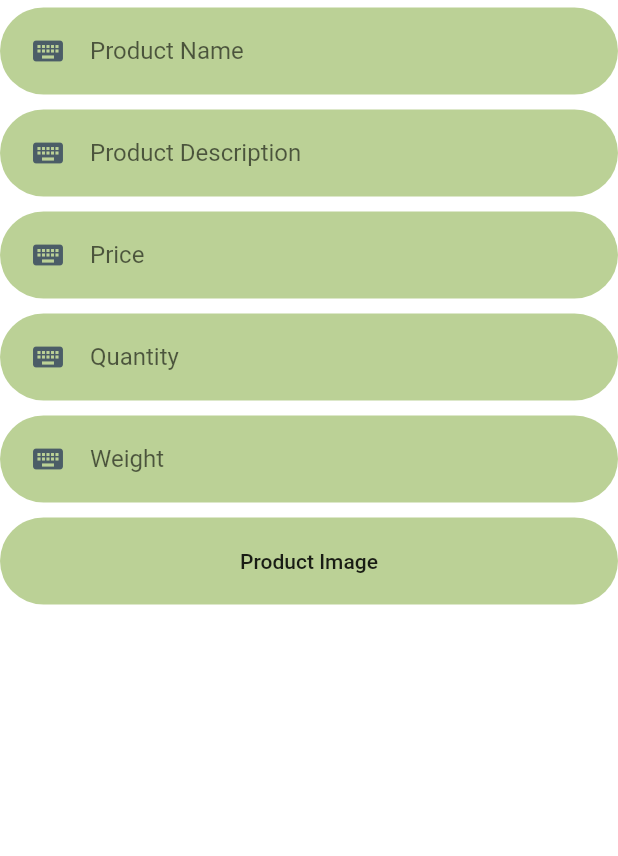
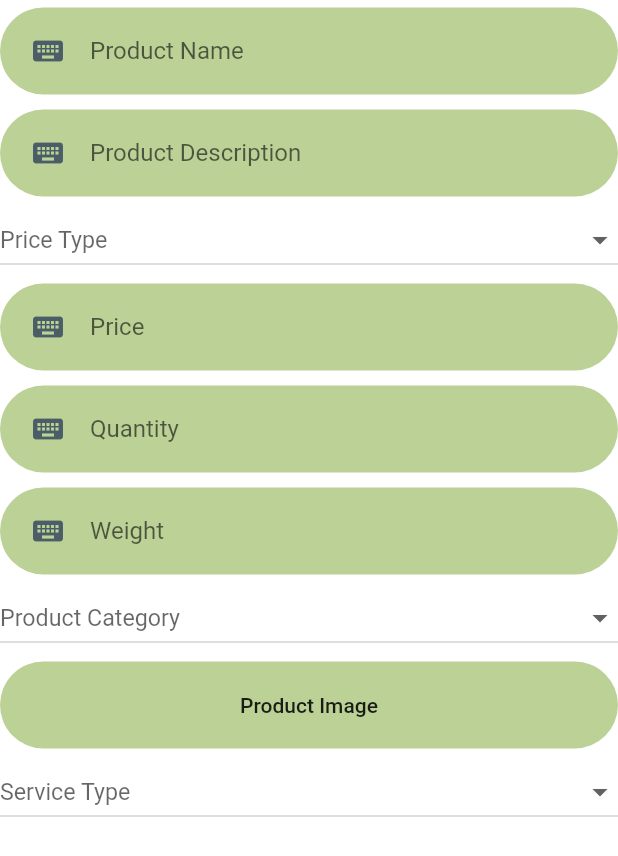
Before and after one commit to ammadUmarDev/ugao.pk, a Flutter app: the AddProduct screen opened directly, on a phone screen of 412 x 824 dp. Shown: the top 856 px of the screen. Run offline on Flutter 3.47's test engine with Material 2 defaults, Android fonts, the phone set to English and light mode, and no system bars; our stand-ins replace cloud_firestore, firebase_auth, firebase_storage, flutter_svg, image_picker; missing offline and left inert: grouped_buttons; accounts and stored records are empty.

Commit message:
Add Dropdowns to Add a Product Page

```diff
--- a/lib/screens/product/add_product.dart
+++ b/lib/screens/product/add_product.dart
@@ -19,6 +19,7 @@
   );
   RoundedInputField productDescription = RoundedInputField(
     //keyboardType: TextInputType.multiline,
+    //TODO: add support for multiline text input
     hintText: "Product Description",
     icon: Icons.keyboard,
   );
@@ -38,6 +39,12 @@
     hintText: "Weight",
     icon: Icons.keyboard, //TODO: find appropriate icon
   );
+  List<String>pTypes=["Per Unit Price","Bulk Price"]; //TODO: fetch from firebase
+  String priceType;
+  List<String> pCategories=["Fertilizer"]; //TODO: fetch from firebase
+  String productCategory;
+  List<String> sTypes=["Pickup","Delivery"]; //TODO: fetch from firebase
+  String serviceType;
 
   @override
   Widget build(BuildContext context) {
@@ -50,13 +57,106 @@
                 children: [
                   productName,
                   productDescription,
-                  //TODO: add dropdown to select type of price here. options: ["Per Unit Price", "Bulk Price"]
+                  DropdownButton<String>(
+                    isExpanded: true,
+                    isDense: false,
+                    style: TextStyle(
+                      color: Colors.black,
+                    ),
+                    hint: Text(
+                      priceType==null?"Price Type":priceType,
+                      style: TextStyle(fontSize: 15.5),
+                    ),
+                    //value: priceType==null?"Price Type":priceType,
+                    onChanged: (String value) {
+                      setState(() {
+                        priceType = value;
+                      });
+                    },
+                    items: pTypes.map((String user) {
+                      return DropdownMenuItem<String>(
+                        value: user,
+                        child: Row(
+                          children: <Widget>[
+                            Text(
+                              user,
+                              style: TextStyle(
+                                fontSize: 15.5,
+                              ),
+                            ),
+                          ],
+                        ),
+                      );
+                    }).toList(),
+                  ),
                   productPrice,
                   productQuantity,
                   productWeight,
-                  //TODO: add dropdown to select category
+                  DropdownButton<String>(
+                    isExpanded: true,
+                    isDense: false,
+                    style: TextStyle(
+                      color: Colors.black,
+                    ),
+                    hint: Text(
+                      productCategory==null?"Product Category":productCategory,
+                      style: TextStyle(fontSize: 15.5),
+                    ),
+                    //value: priceType==null?"Price Type":priceType,
+                    onChanged: (String value) {
+                      setState(() {
+                        productCategory = value;
+                      });
+                    },
+                    items: pCategories.map((String user) {
+                      return DropdownMenuItem<String>(
+                        value: user,
+                        child: Row(
+                          children: <Widget>[
+                            Text(
+                              user,
+                              style: TextStyle(
+                                fontSize: 15.5,
+                              ),
+                            ),
+                          ],
+                        ),
+                      );
+                    }).toList(),
+                  ),
                   roundedImagePicker,
-                  //TODO: add dropdown to select service type
+                  DropdownButton<String>(
+                    isExpanded: true,
+                    isDense: false,
+                    style: TextStyle(
+                      color: Colors.black,
+                    ),
+                    hint: Text(
+                      serviceType==null?"Service Type":serviceType,
+                      style: TextStyle(fontSize: 15.5),
+                    ),
+                    //value: priceType==null?"Price Type":priceType,
+                    onChanged: (String value) {
+                      setState(() {
+                        serviceType = value;
+                      });
+                    },
+                    items: sTypes.map((String user) {
+                      return DropdownMenuItem<String>(
+                        value: user,
+                        child: Row(
+                          children: <Widget>[
+                            Text(
+                              user,
+                              style: TextStyle(
+                                fontSize: 15.5,
+                              ),
+                            ),
+                          ],
+                        ),
+                      );
+                    }).toList(),
+                  ),
                   //_image == null ? Container() : Image.file(_image),
                 ],
               ),
```
